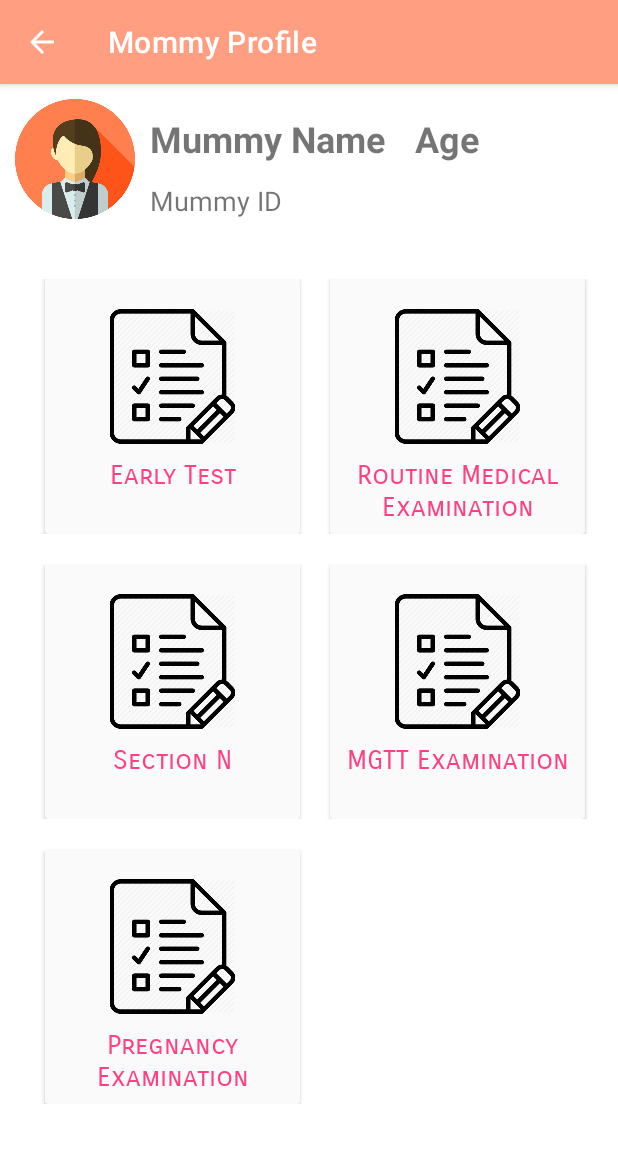
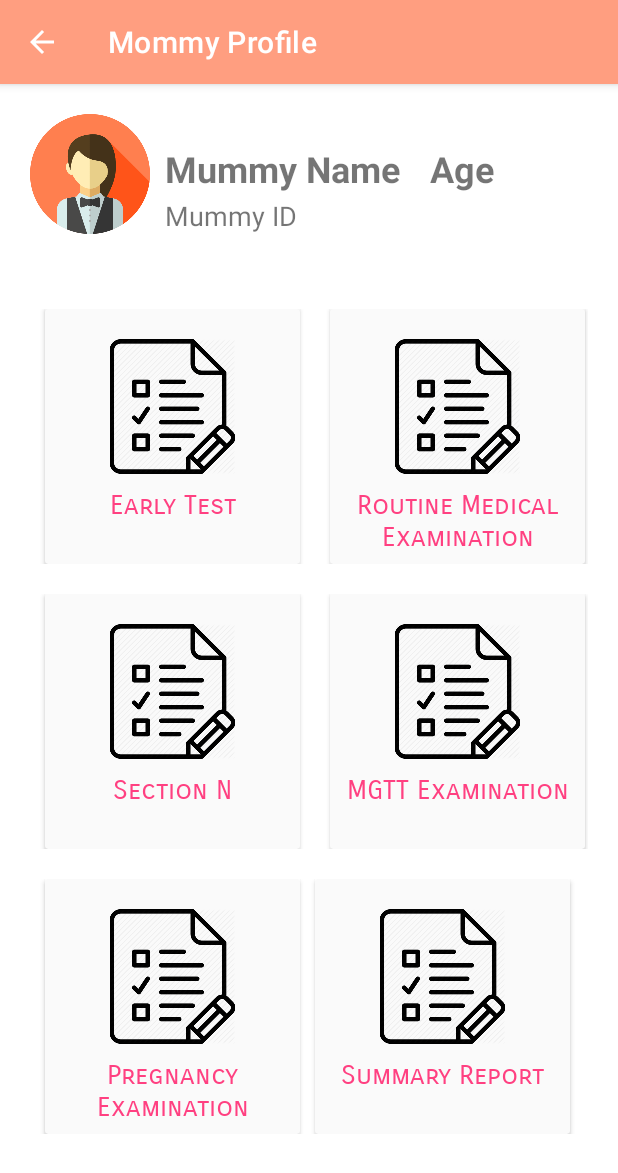
Before and after one commit to Jiaenong/MommyHealthApp, an Android app: the MommyProfileActivity screen opened directly, with no data from a screen before it, on a phone screen of 412 x 824 dp. Shown: the top 1173 px of the screen. Run offline under Robolectric (Android 15) with nearby library versions, the light colour scheme and no system bars.

Commit message:
modify front end

```diff
--- a/app/src/main/res/layout/activity_mommy_profile.xml
+++ b/app/src/main/res/layout/activity_mommy_profile.xml
@@ -14,7 +14,8 @@
 
         <RelativeLayout
             android:layout_width="match_parent"
-            android:layout_height="wrap_content">
+            android:layout_height="wrap_content"
+            android:padding="10dp">
 
             <ImageView
                 android:id="@+id/imageViewMummy"
@@ -27,7 +28,7 @@
                 android:layout_width="wrap_content"
                 android:layout_height="wrap_content"
                 android:layout_marginLeft="10dp"
-                android:layout_marginTop="10dp"
+                android:layout_marginTop="20dp"
                 android:layout_toRightOf="@id/imageViewMummy"
                 android:text="@string/mummy_name"
                 android:textSize="24sp"
@@ -41,7 +42,7 @@
                 android:textSize="24sp"
                 android:layout_toRightOf="@id/textViewMummyName"
                 android:layout_marginLeft="20dp"
-                android:layout_marginTop="10dp"
+                android:layout_marginTop="20dp"
                 android:text="@string/age" />
 
             <TextView
@@ -261,6 +262,42 @@
 
                 </androidx.cardview.widget.CardView>
 
+                <androidx.cardview.widget.CardView
+                    android:layout_width="170dp"
+                    android:layout_height="170dp"
+                    android:layout_marginLeft="10dp"
+                    android:clickable="true"
+                    android:foreground="?android:attr/selectableItemBackground"
+                    app:cardBackgroundColor="#fafafa">
+
+                    <androidx.appcompat.widget.LinearLayoutCompat
+                        android:layout_width="match_parent"
+                        android:layout_height="match_parent"
+                        android:orientation="vertical">
+
+                        <ImageView
+                            android:id="@+id/imageView11"
+                            android:layout_width="90dp"
+                            android:layout_height="90dp"
+                            android:layout_gravity="center_horizontal"
+                            android:layout_marginTop="20dp"
+                            app:srcCompat="@drawable/early_test" />
+
+                        <TextView
+                            android:id="@+id/textView18"
+                            android:layout_width="match_parent"
+                            android:layout_height="wrap_content"
+                            android:layout_marginTop="10dp"
+                            android:text="@string/summary"
+                            android:textAlignment="center"
+                            android:textColor="@color/colorAccent"
+                            android:textSize="18sp"
+                            app:fontFamily="sans-serif-smallcaps" />
+
+                    </androidx.appcompat.widget.LinearLayoutCompat>
+
+                </androidx.cardview.widget.CardView>
+
             </androidx.appcompat.widget.LinearLayoutCompat>
 
         </androidx.appcompat.widget.LinearLayoutCompat>
--- a/app/src/main/res/values/strings.xml
+++ b/app/src/main/res/values/strings.xml
@@ -74,4 +74,5 @@
     <string name="sectionN">Section N</string>
     <string name="mgtt">MGTT Examination</string>
     <string name="pregnancy_examination">Pregnancy Examination</string>
+    <string name="summary">Summary Report</string>
 </resources>
```
